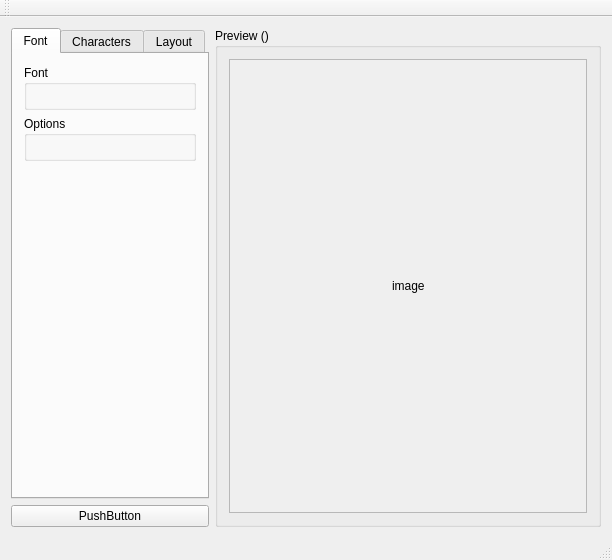
andryblack/fontbuilder, file fontbuilder.ui: the form before one commit.
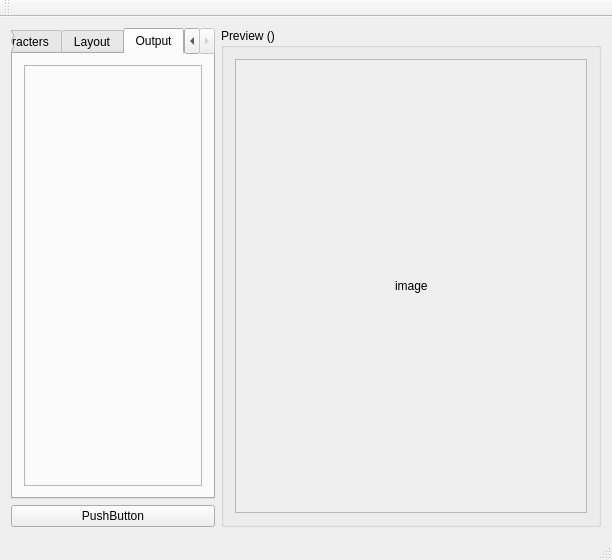
The form after the commit. The open tabs and pages were chosen to show the change. Custom widgets are drawn as their Qt base class.

Commit message: + output initial + translate initial

The edit to the form file:
```diff
--- a/fontbuilder.ui
+++ b/fontbuilder.ui
@@ -181,6 +181,23 @@
           </item>
          </layout>
         </widget>
+        <widget class="QWidget" name="tab_Output">
+         <attribute name="title">
+          <string>Output</string>
+         </attribute>
+         <layout class="QVBoxLayout" name="verticalLayout_7">
+          <item>
+           <widget class="OutputFrame" name="frameOutput">
+            <property name="frameShape">
+             <enum>QFrame::StyledPanel</enum>
+            </property>
+            <property name="frameShadow">
+             <enum>QFrame::Raised</enum>
+            </property>
+           </widget>
+          </item>
+         </layout>
+        </widget>
        </widget>
       </item>
       <item>
@@ -211,8 +228,8 @@
            <rect>
             <x>0</x>
             <y>0</y>
-            <width>356</width>
-            <height>423</height>
+            <width>245</width>
+            <height>440</height>
            </rect>
           </property>
           <layout class="QGridLayout" name="gridLayout">
@@ -339,6 +356,12 @@
    <header>layoutconfigframe.h</header>
    <container>1</container>
   </customwidget>
+  <customwidget>
+   <class>OutputFrame</class>
+   <extends>QFrame</extends>
+   <header>outputframe.h</header>
+   <container>1</container>
+  </customwidget>
  </customwidgets>
  <resources/>
  <connections/>
```
Left out of the diff: 45 changed lines with no effect on the pictures. The commit also changes 16 other files.
